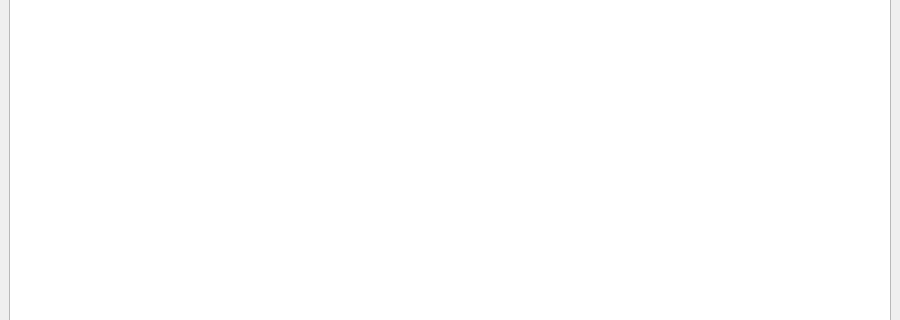
Above: src/ui/InventoryMenu.ui from prestonwanttorevenge/PBL2 before the change; both pictures show x 0 to 900 and y 155 to 475 of the 900 by 600 pixel window. Below: the same form after it.
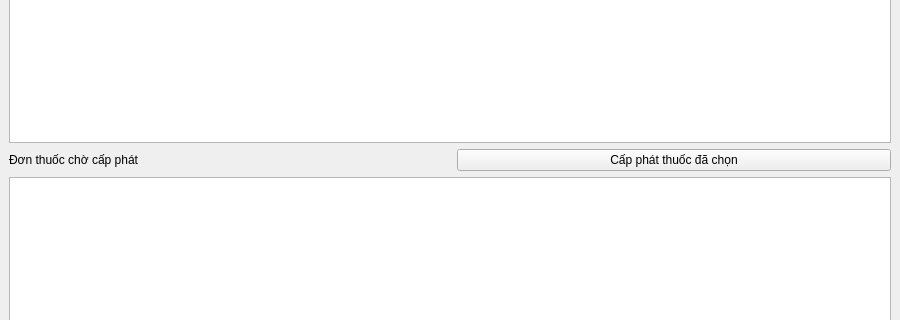
That is the form after the change.

```diff
--- a/src/ui/InventoryMenu.ui
+++ b/src/ui/InventoryMenu.ui
@@ -38,6 +38,20 @@
     </item>
     
     <item><widget class="QTableWidget" name="tableMedicines" /></item>
+    <item>
+     <layout class="QHBoxLayout" name="horizontalLayoutPrescriptionQueue">
+      <item><widget class="QLabel" name="lblPrescriptionQueue">
+       <property name="text"><string>Đơn thuốc chờ cấp phát</string></property>
+      </widget></item>
+      <item><spacer name="horizontalSpacerPrescription">
+       <property name="orientation"><enum>Qt::Horizontal</enum></property>
+      </spacer></item>
+      <item><widget class="QPushButton" name="btnDispensePrescription">
+       <property name="text"><string>Cấp phát thuốc đã chọn</string></property>
+      </widget></item>
+     </layout>
+    </item>
+    <item><widget class="QTableWidget" name="tablePendingPrescriptions" /></item>
     <item>
      <layout class="QHBoxLayout" name="horizontalLayoutBottom">
       <item><spacer name="horizontalSpacer"><property name="orientation"><enum>Qt::Horizontal</enum></property></spacer></item>
```
